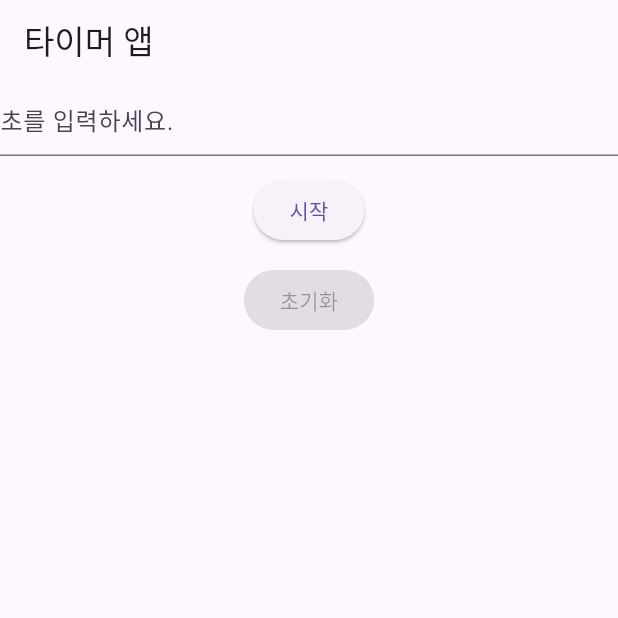
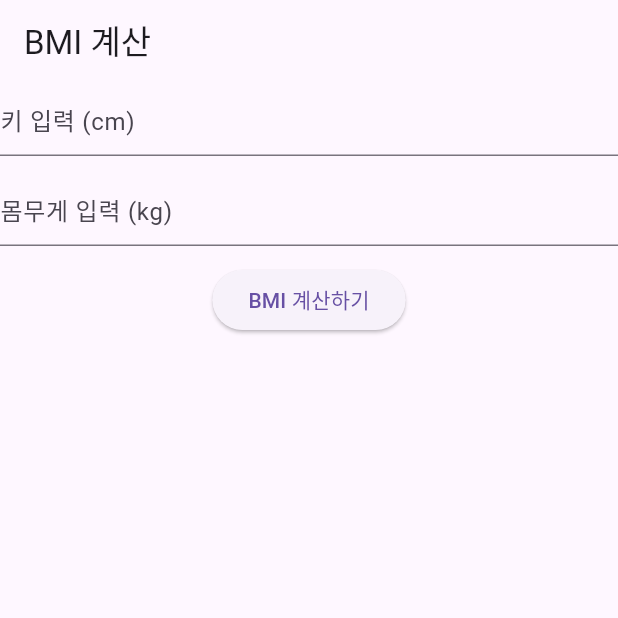
Before and after one commit to niw5924/flutter-coding-test-practice, a Flutter app: the screen it shows after launch, on a phone screen of 412 x 824 dp, the top half of it. Run offline on Flutter 3.47's test engine with Material 3 defaults, Android fonts, the phone set to English and light mode, and no system bars.

Commit message:
코딩테스트 초급 9일차

```diff
--- /dev/null
+++ b/lib/levels/beginner/day_9_bmi_calculator.dart
@@ -0,0 +1,66 @@
+import 'package:flutter/material.dart';
+
+class Day9Page extends StatefulWidget {
+  const Day9Page({super.key});
+
+  @override
+  State<StatefulWidget> createState() => _Day9PageState();
+}
+
+class _Day9PageState extends State<Day9Page> {
+  final _heightController = TextEditingController();
+  final _weightController = TextEditingController();
+  double? bmi;
+  String? bmiStatus;
+
+  void calBMI() {
+    final heightCM = double.tryParse(_heightController.text.trim());
+    final weight = double.tryParse(_weightController.text.trim());
+
+    if (heightCM != null && weight != null) {
+      final heightM = heightCM / 100;
+
+      setState(() {
+        bmi = weight / (heightM * heightM);
+        if (bmi! < 18.5) {
+          bmiStatus = "저체중";
+        } else if (bmi! < 23) {
+          bmiStatus = "정상";
+        } else if (bmi! < 25) {
+          bmiStatus = "과체중";
+        } else {
+          bmiStatus = "비만";
+        }
+      });
+    }
+  }
+
+  @override
+  Widget build(BuildContext context) {
+    return Scaffold(
+      appBar: AppBar(title: Text("BMI 계산")),
+      body: Column(
+        children: [
+          TextField(
+            controller: _heightController,
+            decoration: InputDecoration(hintText: "키 입력 (cm)"),
+          ),
+          const SizedBox(height: 12),
+          TextField(
+            controller: _weightController,
+            decoration: InputDecoration(hintText: "몸무게 입력 (kg)"),
+          ),
+          const SizedBox(height: 12),
+          ElevatedButton(
+            onPressed: calBMI,
+            child: Text("BMI 계산하기"),
+          ),
+          const SizedBox(height: 24),
+          if (bmi != null) Text('BMI: ${bmi!.toStringAsFixed(1)}'),
+          const SizedBox(height: 12),
+          if (bmiStatus != null) Text("상태: $bmiStatus"),
+        ],
+      ),
+    );
+  }
+}
--- a/lib/main.dart
+++ b/lib/main.dart
@@ -1,5 +1,5 @@
 import 'package:flutter/material.dart';
-import 'package:flutter_coding_test_practice/levels/beginner/day8_timer_app.dart';
+import 'package:flutter_coding_test_practice/levels/beginner/day_9_bmi_calculator.dart';
 
 void main() {
   runApp(MyApp());
@@ -15,7 +15,7 @@ class MyApp extends StatelessWidget {
       theme: ThemeData(primarySwatch: Colors.blue),
 
       /// 이 부분만 바꿔야 함.
-      home: Day8Page(),
+      home: Day9Page(),
     );
   }
 }
```
Also changed, not shown: 1 other file.
